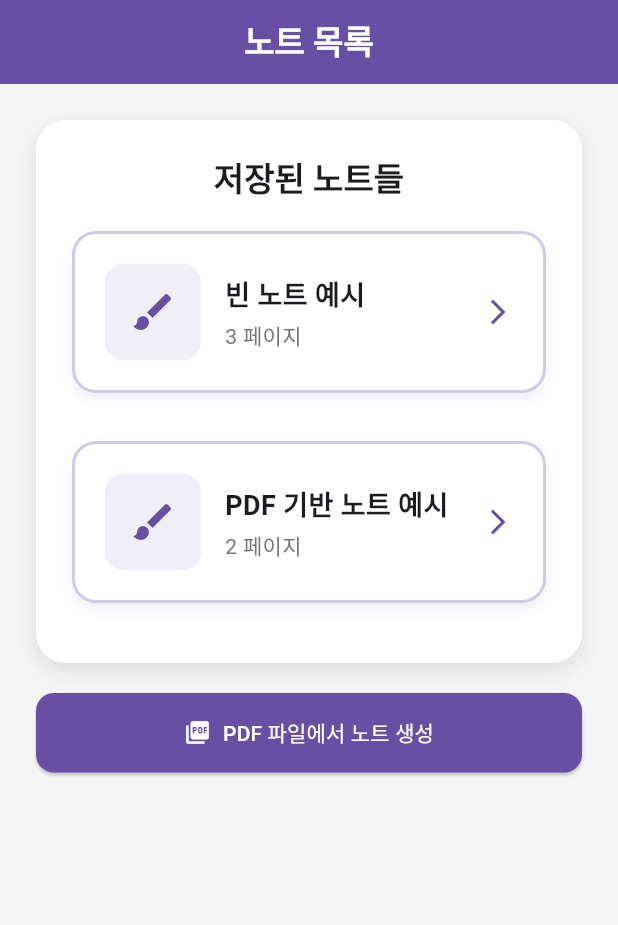
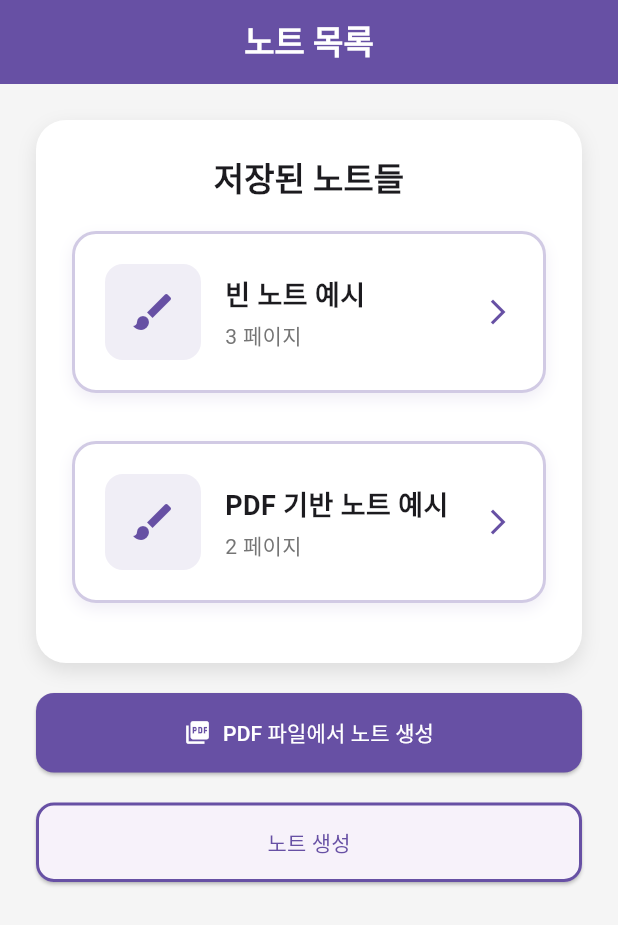
Before and after one commit to tryCatchPing/it-contest, a Flutter app: the NoteListScreen screen opened by its route, on a phone screen of 412 x 824 dp. Shown: the top 925 px of the screen. Run offline on Flutter 3.47's test engine with Material 3 defaults, Android fonts, the light colour scheme and no system bars; our stand-ins replace file_picker, go_router; missing offline and left inert: pdfx, scribble.

Commit message:
feat(canvas): pdf 없는 빈 페이지 생성 로직 추가

```diff
--- a/lib/features/notes/pages/note_list_screen.dart
+++ b/lib/features/notes/pages/note_list_screen.dart
@@ -5,6 +5,7 @@ import '../../../shared/routing/app_routes.dart';
 import '../../../shared/services/pdf_note_service.dart';
 import '../../../shared/widgets/navigation_card.dart';
 import '../data/fake_notes.dart';
+import '../models/note_model.dart';
 
 class NoteListScreen extends StatefulWidget {
   const NoteListScreen({super.key});
@@ -60,6 +61,46 @@ class _NoteListScreenState extends State<NoteListScreen> {
         setState(() {
           _isImporting = false;
         });
+      }
+    }
+  }
+
+  void _createBlankNote() {
+    try {
+      // 고유 ID 생성
+      final noteId = 'blank_note_${DateTime.now().millisecondsSinceEpoch}';
+      final title = '새 노트 ${DateTime.now().toString().substring(0, 16)}';
+
+      // 빈 노트 생성 (기본 3페이지)
+      final blankNote = NoteModel.blank(
+        noteId: noteId,
+        title: title,
+        initialPageCount: 1,
+      );
+
+      // TODO: 실제 구현에서는 DB에 저장하거나 상태 관리를 통해 노트 목록에 추가
+      fakeNotes.add(blankNote);
+
+      if (mounted) {
+        ScaffoldMessenger.of(context).showSnackBar(
+          SnackBar(
+            content: Text('빈 노트 "$title"가 생성되었습니다!'),
+            backgroundColor: Colors.green,
+          ),
+        );
+
+        setState(() {
+          // UI 업데이트를 위한 setState
+        });
+      }
+    } catch (e) {
+      if (mounted) {
+        ScaffoldMessenger.of(context).showSnackBar(
+          SnackBar(
+            content: Text('노트 생성 중 오류가 발생했습니다: $e'),
+            backgroundColor: Colors.red,
+          ),
+        );
       }
     }
   }
@@ -164,6 +205,33 @@ class _NoteListScreenState extends State<NoteListScreen> {
                     ),
                   ),
                 ),
+
+                const SizedBox(height: 20),
+
+                // 노트 생성 버튼
+                SizedBox(
+                  width: double.infinity,
+                  child: ElevatedButton(
+                    style: ElevatedButton.styleFrom(
+                      foregroundColor: const Color(0xFF6750A4),
+                      padding: const EdgeInsets.symmetric(
+                        vertical: 16,
+                        horizontal: 24,
+                      ),
+                      shape: RoundedRectangleBorder(
+                        borderRadius: BorderRadius.circular(12),
+                        side: const BorderSide(
+                          color: Color(0xFF6750A4),
+                          width: 2,
+                        ),
+                      ),
+                    ),
+                    onPressed: _createBlankNote,
+                    child: const Text('노트 생성'),
+                  ),
+                ),
+
+                const SizedBox(height: 20),
               ],
             ),
           ),
```
